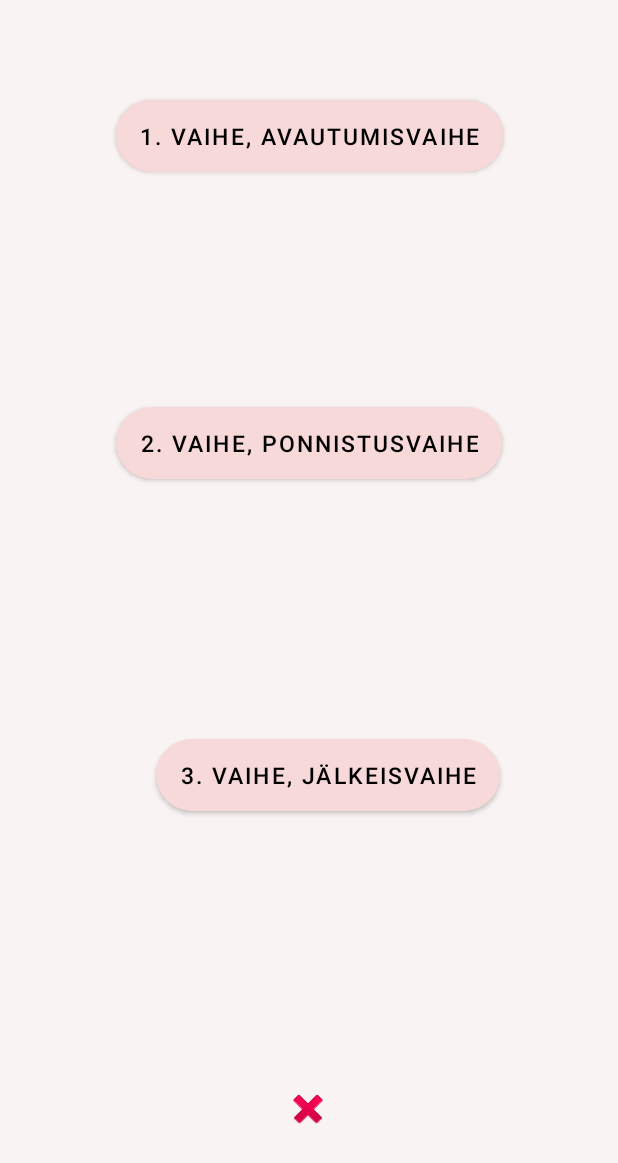
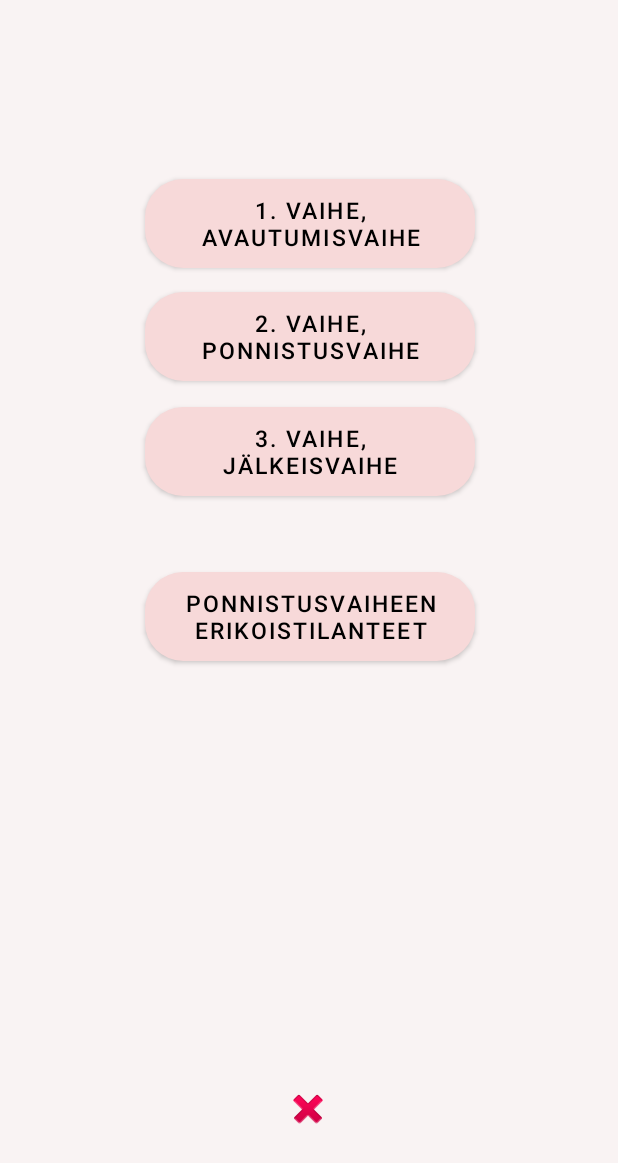
Before and after one commit to Hankonen/JokuAppi, an Android app: the Straight_to_labor_activity screen opened directly, with no data from a screen before it, on a phone screen of 412 x 824 dp. Shown: the top 1163 px of the screen. Run offline under Robolectric (Android 15) with nearby library versions, the phone set to English and light mode, and no system bars.

Commit message:
Animaatiota karttaan

```diff
--- a/app/src/main/java/projekti/ampuappi/Straight_to_labor_activity.java
+++ b/app/src/main/java/projekti/ampuappi/Straight_to_labor_activity.java
@@ -1,19 +1,12 @@
 package projekti.ampuappi;
 
-import androidx.annotation.NonNull;
 import androidx.appcompat.app.AppCompatActivity;
 
-import android.animation.LayoutTransition;
 import android.content.Intent;
 import android.os.Bundle;
-import android.transition.Transition;
-import android.transition.TransitionInflater;
 import android.view.View;
 import android.view.ViewGroup;
 import android.widget.Button;
-import android.widget.ImageButton;
-
-import com.google.android.material.floatingactionbutton.FloatingActionButton;
 
 public class Straight_to_labor_activity extends AppCompatActivity {
 
@@ -36,14 +29,14 @@ public class Straight_to_labor_activity extends AppCompatActivity {
             }
         });*/
         final Button peratila = findViewById(R.id.button_peratilan_synnytys2);
-        final Button hartiadystokia  = findViewById(R.id.button_hartiadystokia2);
+        //final Button hartiadystokia  = findViewById(R.id.button_hartiadystokia2);
         final Button napanuora  = findViewById(R.id.button_napanuoran_esiinluiskahdus2);
         final Button normaaliSynnytys  = findViewById(R.id.button_normal_labor2);
         final Button first_phase = findViewById(R.id.button_eka_vaihe);
-        final Button second_phase = findViewById(R.id.button_toka_vaihe);
-        final Button third_phase = findViewById(R.id.button_kolmas_vaihe);
+        //final Button second_phase = findViewById(R.id.button_toka_vaihe);
+        final Button third_phase = findViewById(R.id.button_erikoisvaiheet);
 
-
+        /*
         second_phase.setOnClickListener(new View.OnClickListener() {
             @Override
             public void onClick(View v) {
@@ -55,6 +48,8 @@ public class Straight_to_labor_activity extends AppCompatActivity {
                //first_phase.
             }
         });
+
+         */
 
     }
 
--- a/app/src/main/res/layout/activity_straight_to_labor_activity.xml
+++ b/app/src/main/res/layout/activity_straight_to_labor_activity.xml
@@ -1,118 +1,116 @@
 <?xml version="1.0" encoding="utf-8"?>
-<androidx.constraintlayout.widget.ConstraintLayout xmlns:android="http://schemas.android.com/apk/res/android"
+<androidx.constraintlayout.motion.widget.MotionLayout xmlns:android="http://schemas.android.com/apk/res/android"
     xmlns:app="http://schemas.android.com/apk/res-auto"
     xmlns:tools="http://schemas.android.com/tools"
     android:layout_width="match_parent"
     android:layout_height="match_parent"
     android:animateLayoutChanges="true"
     android:background="@color/app_background"
+    app:layoutDescription="@xml/activity_straight_to_labor_activity_scene"
     tools:context=".Straight_to_labor_activity">
 
 
     <Button
         android:id="@+id/button_eka_vaihe"
         style="@style/button_style"
-        android:layout_width="wrap_content"
+        android:layout_width="220dp"
         android:layout_height="wrap_content"
         android:onClick="onClickListener_ekaVaihe"
         android:text="@string/button_eka_vaihe"
         app:layout_constraintBottom_toBottomOf="parent"
         app:layout_constraintEnd_toEndOf="parent"
-        app:layout_constraintHorizontal_bias="0.5"
+        app:layout_constraintHorizontal_bias="0.502"
         app:layout_constraintStart_toStartOf="parent"
         app:layout_constraintTop_toTopOf="parent"
-        app:layout_constraintVertical_bias="0.086" />
+        app:layout_constraintVertical_bias="0.156" />
 
     <Button
         android:id="@+id/button_toka_vaihe"
         style="@style/button_style"
-        android:layout_width="wrap_content"
+        android:layout_width="220dp"
         android:layout_height="wrap_content"
-        android:onClick="onClickListener_ekaVaihe"
+        android:onClick="onClickListener_NormalLabor"
         android:text="@string/button_toka_vaihe"
         app:layout_constraintBottom_toBottomOf="parent"
         app:layout_constraintEnd_toEndOf="parent"
-        app:layout_constraintHorizontal_bias="0.5"
-        app:layout_constraintStart_toStartOf="parent"
+        app:layout_constraintHorizontal_bias="0.0"
+        app:layout_constraintStart_toStartOf="@+id/button_eka_vaihe"
         app:layout_constraintTop_toTopOf="parent"
-        app:layout_constraintVertical_bias="0.35" />
+        app:layout_constraintVertical_bias="0.255" />
 
     <Button
-        android:id="@+id/button_kolmas_vaihe"
+        android:id="@+id/button_erikoisvaiheet"
         style="@style/button_style"
-        android:layout_width="wrap_content"
+        android:layout_width="220dp"
         android:layout_height="wrap_content"
-        android:layout_marginStart="104dp"
+        android:layout_marginEnd="77dp"
+        android:text="@string/Erikoistilanteet"
+        app:layout_constraintBottom_toBottomOf="parent"
+        app:layout_constraintEnd_toEndOf="parent"
+        app:layout_constraintHorizontal_bias="0.0"
+        app:layout_constraintStart_toStartOf="@+id/button_toka_vaihe"
+        app:layout_constraintTop_toTopOf="parent"
+        app:layout_constraintVertical_bias="0.499" />
+
+    <Button
+        android:id="@+id/button_kolmas_vaihe2"
+        style="@style/button_style"
+        android:layout_width="220dp"
+        android:layout_height="wrap_content"
         android:layout_marginEnd="77dp"
         android:onClick="onClickListener_kolmasVaihe"
         android:text="@string/button_kolmas_vaihe"
         app:layout_constraintBottom_toBottomOf="parent"
         app:layout_constraintEnd_toEndOf="parent"
         app:layout_constraintHorizontal_bias="0.0"
-        app:layout_constraintStart_toStartOf="parent"
+        app:layout_constraintStart_toStartOf="@+id/button_erikoisvaiheet"
         app:layout_constraintTop_toTopOf="parent"
-        app:layout_constraintVertical_bias="0.635" />
+        app:layout_constraintVertical_bias="0.355" />
 
     <Button
         android:id="@+id/button_normal_labor2"
         style="@style/button_second_phase_style"
-        android:layout_width="143dp"
-        android:layout_height="60dp"
-        android:layout_marginStart="252dp"
-        android:layout_marginEnd="16dp"
-        android:onClick="onClickListener_NormalLabor"
-        android:text="@string/button_normal_labor"
+        android:layout_width="1dp"
+        android:layout_height="1dp"
+        android:onClick="onClickListener_hartiaDystokia"
+        android:text="@string/button_hartiadystokia"
         android:visibility="invisible"
         app:layout_constraintBottom_toBottomOf="parent"
         app:layout_constraintEnd_toEndOf="parent"
-        app:layout_constraintHorizontal_bias="0.0"
+        app:layout_constraintHorizontal_bias="0.496"
         app:layout_constraintStart_toStartOf="parent"
         app:layout_constraintTop_toTopOf="parent"
-        app:layout_constraintVertical_bias="0.452" />
+        app:layout_constraintVertical_bias="0.464" />
 
     <Button
         android:id="@+id/button_peratilan_synnytys2"
         style="@style/button_second_phase_style"
-        android:layout_width="144dp"
-        android:layout_height="60dp"
+        android:layout_width="1dp"
+        android:layout_height="1dp"
         android:onClick="onClickListener_peratilan_synnytys"
         android:text="@string/button_peratilan_labor"
         android:visibility="invisible"
         app:layout_constraintBottom_toBottomOf="parent"
         app:layout_constraintEnd_toEndOf="parent"
-        app:layout_constraintHorizontal_bias="0.943"
+        app:layout_constraintHorizontal_bias="0.498"
         app:layout_constraintStart_toStartOf="parent"
         app:layout_constraintTop_toTopOf="parent"
-        app:layout_constraintVertical_bias="0.54" />
-
-    <Button
-        android:id="@+id/button_hartiadystokia2"
-        style="@style/button_second_phase_style"
-        android:layout_width="200dp"
-        android:layout_height="60dp"
-        android:layout_marginEnd="192dp"
-        android:onClick="onClickListener_hartiaDystokia"
-        android:text="@string/button_hartiadystokia"
-        android:visibility="invisible"
-        app:layout_constraintBottom_toBottomOf="parent"
-        app:layout_constraintEnd_toEndOf="parent"
-        app:layout_constraintTop_toTopOf="parent"
-        app:layout_constraintVertical_bias="0.453" />
+        app:layout_constraintVertical_bias="0.576" />
 
     <Button
         android:id="@+id/button_napanuoran_esiinluiskahdus2"
         style="@style/button_second_phase_style"
-        android:layout_width="206dp"
-        android:layout_height="60dp"
+        android:layout_width="1dp"
+        android:layout_height="1dp"
         android:onClick="onClickListener_napanuoran_esiinluiskahdus"
         android:text="@string/button_napanuoran_esiinluiskahdus"
         android:visibility="invisible"
         app:layout_constraintBottom_toBottomOf="parent"
         app:layout_constraintEnd_toEndOf="parent"
-        app:layout_constraintHorizontal_bias="0.092"
+        app:layout_constraintHorizontal_bias="0.497"
         app:layout_constraintStart_toStartOf="parent"
         app:layout_constraintTop_toTopOf="parent"
-        app:layout_constraintVertical_bias="0.54" />
+        app:layout_constraintVertical_bias="0.679" />
 
     <ImageButton
         android:id="@+id/exit_button_STL"
@@ -127,4 +125,4 @@
         app:layout_constraintStart_toStartOf="parent"
         app:srcCompat="@android:drawable/ic_delete" />
 
-</androidx.constraintlayout.widget.ConstraintLayout>
+</androidx.constraintlayout.motion.widget.MotionLayout>
--- /dev/null
+++ b/app/src/main/res/values-night/strings.xml
@@ -0,0 +1,4 @@
+<?xml version="1.0" encoding="utf-8"?>
+<resources>
+    <string name="Erikoistilanteet">Synnytyksen erikoisvaiheet</string>
+</resources>
--- a/app/src/main/res/values/strings.xml
+++ b/app/src/main/res/values/strings.xml
@@ -9,10 +9,11 @@
     <string name="button_eka_vaihe">1. Vaihe, Avautumisvaihe</string>
     <string name="button_toka_vaihe">2. Vaihe, Ponnistusvaihe</string>
     <string name="button_kolmas_vaihe">3. Vaihe, Jälkeisvaihe</string>
-    <string name="button_normal_labor">Normaali Synnytys</string>
-    <string name="button_peratilan_labor">Perätilan Synnytys</string>
-    <string name="button_hartiadystokia">Hartiadystokia</string>
-    <string name="button_napanuoran_esiinluiskahdus">Napanuoran Esiinluiskahdus</string>
+    <string name="button_normal_labor">Normaali\nSynnytys</string>
+    <string name="button_peratilan_labor">Perätilan\nSynnytys</string>
+    <string name="button_hartiadystokia">Hartia-\ndystokia</string>
+    <string name="button_napanuoran_esiinluiskahdus">Napanuoran\nEsiinluiskahdus</string>
+    <string name="Erikoistilanteet">Ponnistusvaiheen\nerikoistilanteet</string>
 
     <string name="to_location_HEADER">Synnytystehtävään (791 A-D) tullessa huomioi seuraavat asiat: </string>
     <string name="to_location_REST">"
@@ -136,4 +137,5 @@ Section 1.10.33 of "de Finibus Bonorum et Malorum", written by Cicero in 45 BC
     <string name="viides_Dia2">Viidesmatsku</string>
 
 
+
 </resources>
--- /dev/null
+++ b/app/src/main/res/xml/activity_straight_to_labor_activity_scene.xml
@@ -0,0 +1,108 @@
+<?xml version="1.0" encoding="utf-8"?>
+<MotionScene
+    xmlns:android="http://schemas.android.com/apk/res/android"
+    xmlns:motion="http://schemas.android.com/apk/res-auto">
+
+    <Transition
+        motion:constraintSetEnd="@+id/end"
+        motion:constraintSetStart="@id/start"
+        motion:duration="1000">
+       <KeyFrameSet>
+           <KeyAttribute
+               motion:motionTarget="@+id/button_eka_vaihe"
+               motion:framePosition="100"
+               android:alpha="0.5" />
+       </KeyFrameSet>
+        <OnClick motion:targetId="@+id/button_erikoisvaiheet" />
+    </Transition>
+
+    <ConstraintSet android:id="@+id/start"></ConstraintSet>
+
+    <ConstraintSet android:id="@+id/end">
+        <Constraint
+            android:layout_height="wrap_content"
+            motion:layout_constraintStart_toStartOf="parent"
+            motion:layout_constraintBottom_toBottomOf="parent"
+            motion:layout_constraintHorizontal_bias="0.528"
+            motion:layout_constraintEnd_toEndOf="parent"
+            android:layout_width="220dp"
+            android:id="@+id/button_toka_vaihe"
+            motion:layout_constraintTop_toBottomOf="@+id/button_eka_vaihe"
+            motion:layout_constraintVertical_bias="0.031"
+            android:layout_marginTop="2dp" />
+        <Constraint
+            motion:layout_constraintVertical_bias="0.587"
+            android:layout_height="60dp"
+            motion:layout_constraintStart_toStartOf="parent"
+            motion:layout_constraintTop_toTopOf="parent"
+            motion:layout_constraintBottom_toBottomOf="parent"
+            motion:layout_constraintHorizontal_bias="0.497"
+            motion:layout_constraintEnd_toEndOf="parent"
+            android:layout_width="180dp"
+            android:id="@+id/button_normal_labor2" />
+        <Constraint
+            android:layout_height="60dp"
+            motion:layout_constraintBottom_toBottomOf="parent"
+            motion:layout_constraintEnd_toEndOf="parent"
+            android:layout_width="180dp"
+            android:id="@+id/button_peratilan_synnytys2"
+            motion:layout_constraintTop_toBottomOf="@+id/button_normal_labor2"
+            motion:layout_constraintVertical_bias="0.055"
+            motion:layout_constraintStart_toStartOf="@+id/button_normal_labor2"
+            motion:layout_constraintHorizontal_bias="0.0" />
+        <Constraint
+            android:layout_height="60dp"
+            motion:layout_constraintBottom_toBottomOf="parent"
+            motion:layout_constraintEnd_toEndOf="parent"
+            android:layout_width="180dp"
+            android:id="@+id/button_napanuoran_esiinluiskahdus2"
+            android:layout_marginBottom="36dp"
+            motion:layout_constraintTop_toBottomOf="@+id/button_peratilan_synnytys2"
+            motion:layout_constraintVertical_bias="0.12"
+            motion:layout_constraintStart_toStartOf="@+id/button_peratilan_synnytys2"
+            motion:layout_constraintHorizontal_bias="0.0" />
+        <Constraint
+            motion:layout_constraintEnd_toEndOf="parent"
+            android:layout_width="220dp"
+            android:layout_height="wrap_content"
+            motion:layout_constraintBottom_toBottomOf="parent"
+            motion:layout_constraintVertical_bias="0.161"
+            motion:layout_constraintTop_toTopOf="parent"
+            motion:layout_constraintStart_toStartOf="parent"
+            android:id="@+id/button_eka_vaihe"
+            motion:layout_constraintHorizontal_bias="0.513" />
+        <Constraint
+            android:layout_marginEnd="77dp"
+            motion:layout_constraintVertical_bias="0.374"
+            android:layout_height="wrap_content"
+            motion:layout_constraintStart_toStartOf="@+id/button_erikoisvaiheet"
+            motion:layout_constraintTop_toTopOf="parent"
+            motion:layout_constraintBottom_toBottomOf="parent"
+            motion:layout_constraintHorizontal_bias="0.0"
+            motion:layout_constraintEnd_toEndOf="parent"
+            android:layout_width="220dp"
+            android:id="@+id/button_kolmas_vaihe2"
+            android:layout_marginTop="2dp" />
+        <Constraint
+            android:layout_marginEnd="77dp"
+            motion:layout_constraintVertical_bias="0.482"
+            android:layout_height="wrap_content"
+            motion:layout_constraintStart_toStartOf="@+id/button_toka_vaihe"
+            motion:layout_constraintTop_toTopOf="parent"
+            motion:layout_constraintBottom_toBottomOf="parent"
+            motion:layout_constraintHorizontal_bias="0.0"
+            motion:layout_constraintEnd_toEndOf="parent"
+            android:layout_width="220dp"
+            android:id="@+id/button_erikoisvaiheet" />
+        <Constraint
+            motion:layout_constraintEnd_toEndOf="parent"
+            android:layout_width="68dp"
+            android:layout_height="57dp"
+            motion:layout_constraintBottom_toBottomOf="parent"
+            android:layout_marginBottom="56dp"
+            motion:layout_constraintHorizontal_bias="0.498"
+            motion:layout_constraintStart_toStartOf="parent"
+            android:id="@+id/exit_button_STL"
+            motion:layout_constraintTop_toBottomOf="@+id/button_napanuoran_esiinluiskahdus2" />
+    </ConstraintSet>
+</MotionScene>
```
